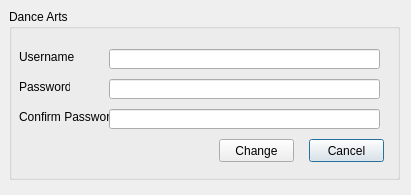
Before: the Qt Designer form together/change_password.ui in SDSMT-CSC464-F15/dancesoft, drawn with Qt 5.
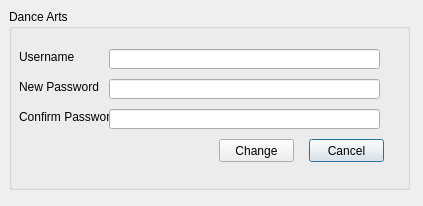
After: the same form once the commit is applied.

Commit message: Addstu Changes, fee rate checkboxes, and password changes

Diff of the .ui file:
```diff
--- a/together/change_password.ui
+++ b/together/change_password.ui
@@ -6,8 +6,8 @@
    <rect>
     <x>0</x>
     <y>0</y>
-    <width>411</width>
-    <height>195</height>
+    <width>423</width>
+    <height>206</height>
    </rect>
   </property>
   <property name="windowTitle">
@@ -18,8 +18,8 @@
     <rect>
      <x>9</x>
      <y>9</y>
-     <width>391</width>
-     <height>171</height>
+     <width>401</width>
+     <height>181</height>
     </rect>
    </property>
    <layout class="QVBoxLayout" name="verticalLayout">
@@ -72,12 +72,12 @@
         <rect>
          <x>10</x>
          <y>70</y>
-         <width>51</width>
+         <width>81</width>
          <height>16</height>
         </rect>
        </property>
        <property name="text">
-        <string>Password</string>
+        <string>New Password</string>
        </property>
       </widget>
       <widget class="QLineEdit" name="userLineEdit">
```
Left out of the diff: 6 changed lines with no effect on the pictures. The commit also changes 74 other files.
